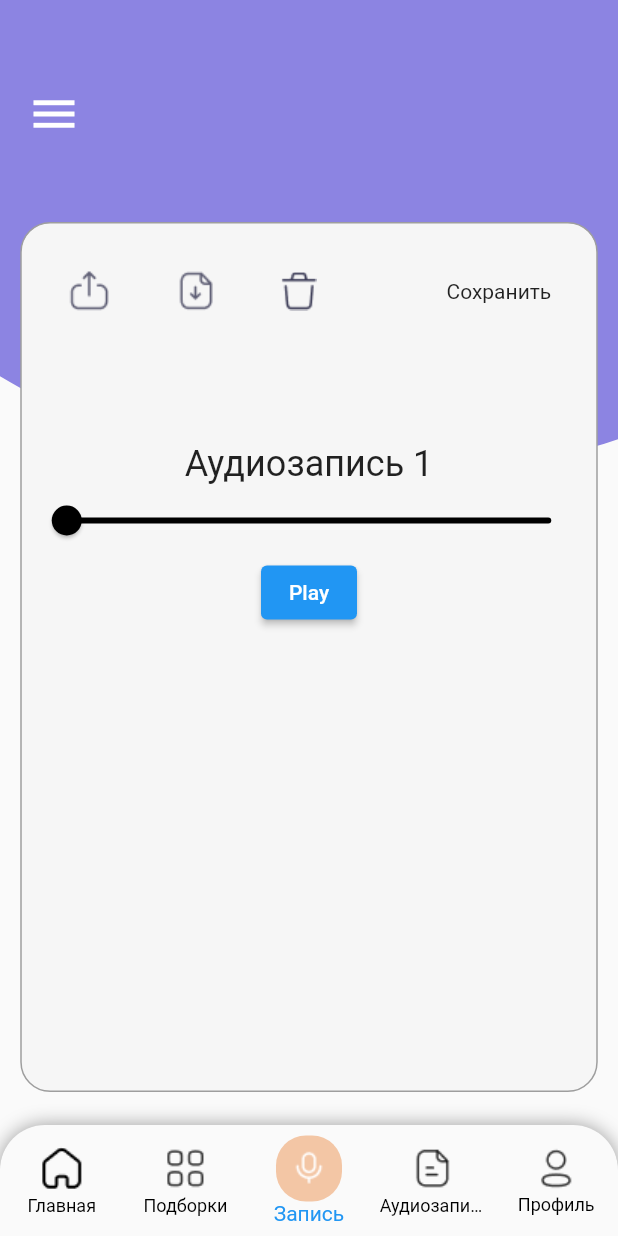
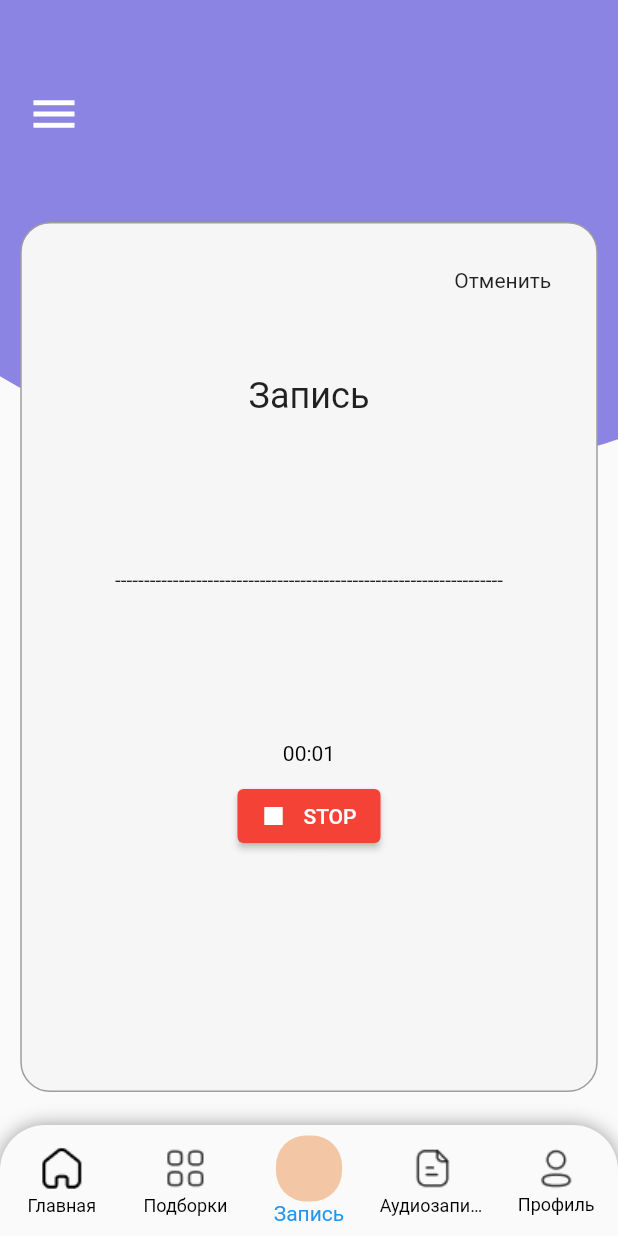
Before and after one commit to RostislavUlinets/audio_story, a Flutter app: the Records screen opened directly, on a phone screen of 412 x 824 dp. Run offline on Flutter 3.47's test engine with Material 2 defaults, Android fonts, the phone set to English and light mode, and no system bars; our stand-ins replace cloud_firestore, file_picker, firebase_auth, firebase_core, firebase_storage, mask_text_input_formatter and 1 more; missing offline and left inert: flutter_sound, flutter_sound_lite; accounts and stored records are empty.

Commit message:
Audio bag

```diff
--- a/audio_story/lib/main.dart
+++ b/audio_story/lib/main.dart
@@ -4,6 +4,7 @@ import 'package:audio_story/screens/audio/audio.dart';
 import 'package:audio_story/screens/category/category.dart';
 import 'package:audio_story/screens/login_screen/final_screen.dart';
 import 'package:audio_story/screens/profile/profile.dart';
+import 'package:audio_story/screens/record/player.dart';
 import 'package:audio_story/screens/record/record.dart';
 import 'package:audio_story/screens/subscribe/subscribe.dart';
 import 'package:flutter/material.dart';
@@ -70,6 +71,8 @@ class NavApp extends StatelessWidget {
               const MaterialPage(child: Subscribe()),
             if (navigation.screenName == '/record')
               const MaterialPage(child: Records()),
+            if (navigation.screenName == '/player')
+              const MaterialPage(child: Player()),
           ],
         ),
       ),
--- a/audio_story/lib/screens/record/record.dart
+++ b/audio_story/lib/screens/record/record.dart
@@ -1,10 +1,15 @@
+import 'dart:async';
+
 import 'package:audio_story/Colors/colors.dart';
+import 'package:audio_story/provider/navigation_provider.dart';
+import 'package:audio_story/screens/record/player.dart';
 import 'package:audio_story/service/audio_records.dart';
 import 'package:audio_story/widgets/bottomnavbar.dart';
 import 'package:audio_story/widgets/custom_paint.dart';
 import 'package:audio_story/widgets/side_menu.dart';
 import 'package:flutter/cupertino.dart';
 import 'package:flutter/material.dart';
+import 'package:provider/provider.dart';
 
 import 'widget/player.dart';
 import 'widget/test.dart';
@@ -24,7 +29,7 @@ class _RecordsState extends State<Records> {
   @override
   void initState() {
     super.initState();
-    recorder.init();
+    recorder.init().then((value) => recorder.record());
     player.init();
   }
 
@@ -75,28 +80,32 @@ class _RecordsState extends State<Records> {
                     Padding(
                       padding: const EdgeInsets.all(30.0),
                       child: Row(
-                        mainAxisAlignment: MainAxisAlignment.spaceBetween,
+                        mainAxisAlignment: MainAxisAlignment.end,
                         children: const [
-                          Image(
-                            image: AssetImage("assets/Upload.png"),
-                          ),
-                          Image(
-                            image: AssetImage("assets/PaperDownload1.png"),
-                          ),
-                          Image(
-                            image: AssetImage("assets/Delete.png"),
-                          ),
-                          SizedBox(
-                            width: 4,
-                          ),
-                          Text("Сохранить"),
+                          Text("Отменить"),
                         ],
                       ),
                     ),
                     const SizedBox(
-                      height: 50,
+                      height: 25,
                     ),
-                    PlayerOnProgress(),
+                    Text(
+                      'Запись',
+                      style: TextStyle(
+                        fontSize: 24,
+                        fontWeight: FontWeight.w400,
+                      ),
+                    ),
+                    Padding(
+                      padding: const EdgeInsets.symmetric(vertical: 100.0),
+                      child: Text(
+                          '-------------------------------------------------------------------'),
+                    ),
+                    const AudioTimer(),
+                    Padding(
+                      padding: const EdgeInsets.all(10.0),
+                      child: buildStart(),
+                    ),
                     /*
                     const Text(
                       "Аудиозапись 1",
@@ -109,8 +118,7 @@ class _RecordsState extends State<Records> {
                       child: Text(
                           "---------------------------------------------------------------"),
                     ),
-                    AudioTimer(),
-                    buildStart(),
+
                     IconButton(
                       onPressed: () async {
                         await player.togglePlaying(whenFinished: () => setState(() {}));
@@ -139,15 +147,17 @@ class _RecordsState extends State<Records> {
   Widget buildStart() {
     final isRecording = recorder.isRecording;
 
-    final icon = isRecording ? Icons.stop : Icons.mic;
-    final text = isRecording ? 'STOP' : 'START';
-    final primary = isRecording ? Colors.red : Colors.white;
-    final onPrimary = isRecording ? Colors.white : Colors.black;
+    final icon = Icons.stop;
+    final text = 'STOP';
+    final primary = Colors.red;
+    final onPrimary = Colors.white;
 
     return ElevatedButton.icon(
       onPressed: () async {
-        final isRecording = await recorder.toggleRecording();
-        setState(() {});
+        recorder.toggleRecording();
+          NavigationController navigation =
+        Provider.of<NavigationController>(context, listen: false);
+        navigation.changeScreen('/player');
       },
       icon: Icon(icon),
       label: Text(text),
--- a/audio_story/lib/service/audio_records.dart
+++ b/audio_story/lib/service/audio_records.dart
@@ -32,13 +32,13 @@ class AudioRecord {
     _isRecorderInitialised = false;
   }
 
-  Future _record() async {
+  Future record() async {
     if (!_isRecorderInitialised) return;
 
     await _audioRecorder!.startRecorder(toFile: pathToSaveAudio);
   }
 
-  Future _stop() async {
+  Future stop() async {
     if (!_isRecorderInitialised) return;
 
     await _audioRecorder!.stopRecorder();
@@ -46,9 +46,9 @@ class AudioRecord {
 
   Future toggleRecording() async {
     if (_audioRecorder!.isStopped) {
-      await _record();
+      await record();
     } else {
-      await _stop();
+      await stop();
     }
   }
 }
--- a/audio_story/lib/widgets/bottomnavbar.dart
+++ b/audio_story/lib/widgets/bottomnavbar.dart
@@ -1,4 +1,3 @@
-
 import 'package:audio_story/Colors/colors.dart';
 import 'package:flutter/material.dart';
 import 'package:provider/provider.dart';
@@ -103,7 +102,8 @@ class _CustomNavigationState extends State<CustomNavigation> {
 class CustomNavigationBar extends StatelessWidget {
   final int activeButtonIndex;
 
-  const CustomNavigationBar(this.activeButtonIndex, {Key? key}) : super(key: key);
+  const CustomNavigationBar(this.activeButtonIndex, {Key? key})
+      : super(key: key);
 
   @override
   Widget build(BuildContext context) {
@@ -182,8 +182,17 @@ class CustomNavigationBar extends StatelessWidget {
                     ),
                   ),
                 ),
+                activeIcon: Container(
+                  decoration: const BoxDecoration(
+                    color: Color(0xBFF1B488),
+                    borderRadius: BorderRadius.all(Radius.circular(20)),
+                  ),
+                  child: const Padding(
+                    padding: EdgeInsets.all(22.0),
+                  ),
+                ),
                 label: 'Запись'),
-             BottomNavigationBarItem(
+            BottomNavigationBarItem(
                 icon: const Image(
                   image: AssetImage('assets/Paper.png'),
                   color: Colors.black,
@@ -193,8 +202,8 @@ class CustomNavigationBar extends StatelessWidget {
                   color: CColors.purpule,
                 ),
                 label: 'Аудиозаписи'),
-             BottomNavigationBarItem(
-                icon:const Image(
+            BottomNavigationBarItem(
+                icon: const Image(
                   image: AssetImage('assets/Profile.png'),
                   color: Colors.black,
                 ),
```
Also changed, not shown: audio_story/lib/screens/record/player.dart (added, +99 -0 lines), audio_story/lib/screens/record/widget/test.dart (+41 -10 lines), audio_story/assets/PlayBack.png (added), audio_story/assets/PlayFront.png (added).
